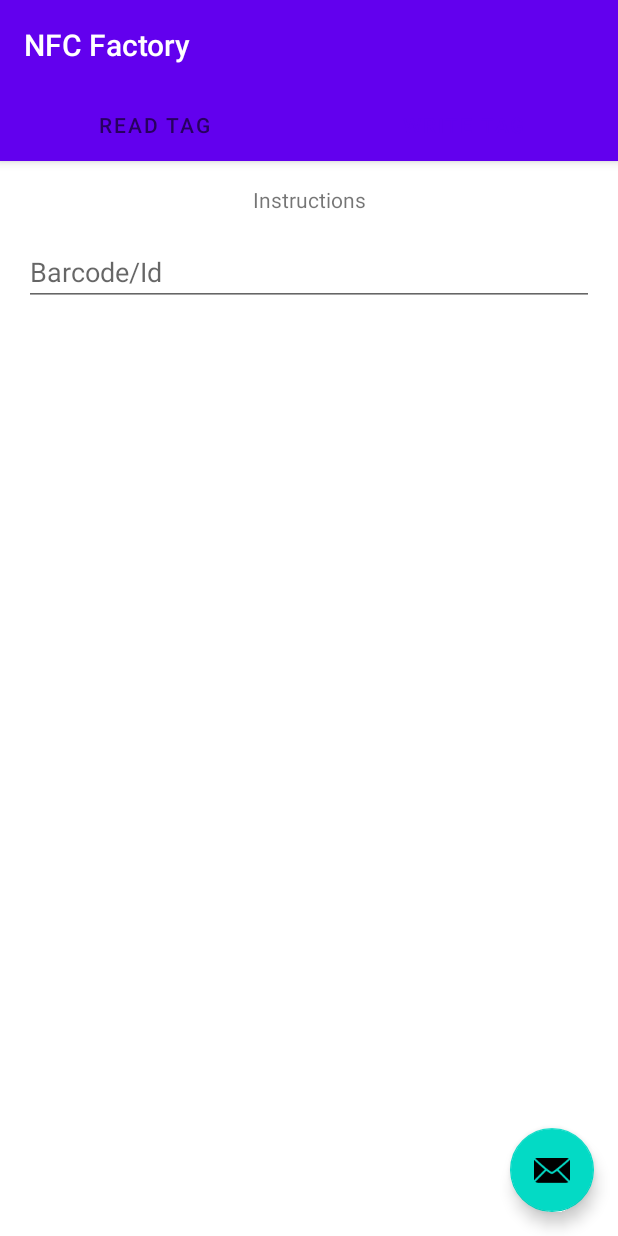
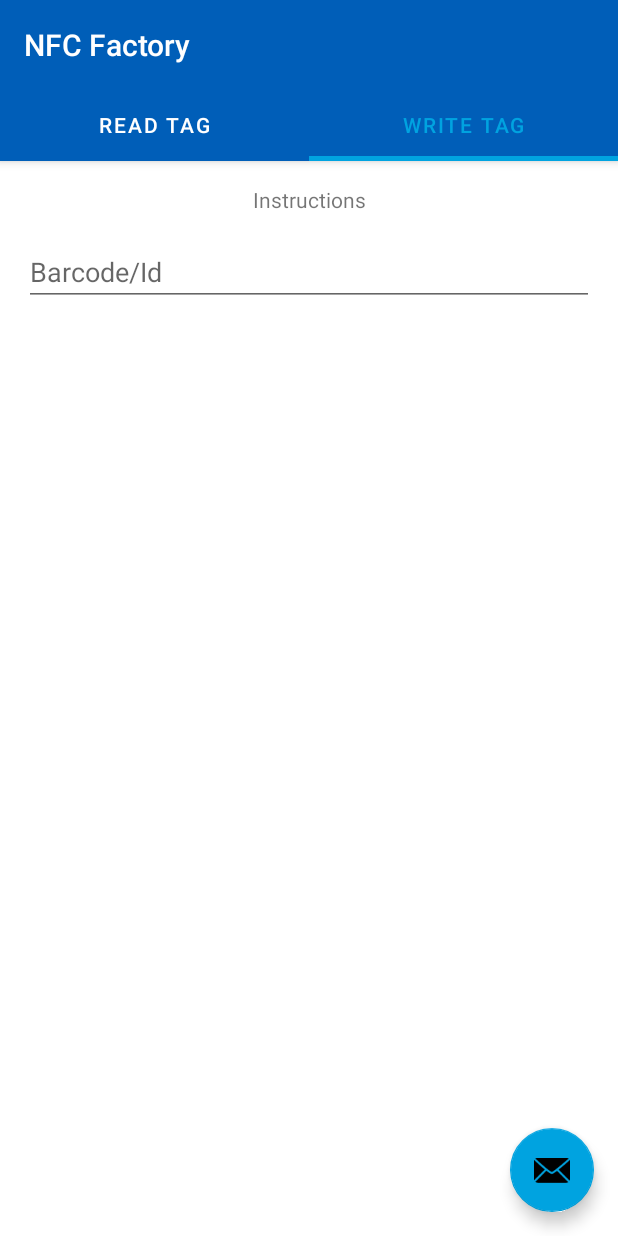
Before and after one commit to alienmanfc6/nfc-factory, an Android app: the screen it shows after launch (MainActivity), tab 2 chosen, on a phone screen of 412 x 824 dp. Run offline under Robolectric (Android 15) with nearby library versions, the phone set to English and light mode, and no system bars.

Commit message:
Updates colors to make readable

```diff
--- a/app/src/main/res/layout/activity_main.xml
+++ b/app/src/main/res/layout/activity_main.xml
@@ -31,7 +31,11 @@
             android:id="@+id/tabs"
             android:layout_width="match_parent"
             android:layout_height="wrap_content"
-            android:background="?attr/colorPrimary" />
+            android:background="?attr/colorPrimary"
+            app:tabTextColor="@color/white"
+            app:tabSelectedTextColor="@color/colorSecondary"
+            app:tabIndicatorColor="@color/colorSecondary"
+            app:tabIndicatorHeight="3dp"/>
     </com.google.android.material.appbar.AppBarLayout>
 
     <com.google.android.material.floatingactionbutton.FloatingActionButton
--- a/app/src/main/res/values-night/themes.xml
+++ b/app/src/main/res/values-night/themes.xml
@@ -2,12 +2,12 @@
     <!-- Base application theme. -->
     <style name="Theme.NFCFactory" parent="Theme.MaterialComponents.DayNight.DarkActionBar">
         <!-- Primary brand color. -->
-        <item name="colorPrimary">@color/purple_200</item>
-        <item name="colorPrimaryVariant">@color/purple_700</item>
+        <item name="colorPrimary">@color/colorPrimary</item>
+        <item name="colorPrimaryVariant">@color/colorPrimaryDark</item>
         <item name="colorOnPrimary">@color/black</item>
         <!-- Secondary brand color. -->
-        <item name="colorSecondary">@color/teal_200</item>
-        <item name="colorSecondaryVariant">@color/teal_200</item>
+        <item name="colorSecondary">@color/colorSecondary</item>
+        <item name="colorSecondaryVariant">@color/colorSecondaryLight</item>
         <item name="colorOnSecondary">@color/black</item>
         <!-- Status bar color. -->
         <item name="android:statusBarColor" tools:targetApi="l">?attr/colorPrimaryVariant</item>
--- a/app/src/main/res/values/colors.xml
+++ b/app/src/main/res/values/colors.xml
@@ -1,10 +1,11 @@
 <?xml version="1.0" encoding="utf-8"?>
 <resources>
-    <color name="purple_200">#FFBB86FC</color>
-    <color name="purple_500">#FF6200EE</color>
-    <color name="purple_700">#FF3700B3</color>
-    <color name="teal_200">#FF03DAC5</color>
-    <color name="teal_700">#FF018786</color>
+    <color name="colorPrimaryDark">#003b5c</color>
+    <color name="colorPrimary">#005EB8</color>
+    <color name="colorSecondary">#00A3E0</color>
+    <color name="colorSecondaryLight">#41B6E6</color>
+    <color name="colorAccent">#d0df00</color>
+
     <color name="black">#FF000000</color>
     <color name="white">#FFFFFFFF</color>
 </resources>
--- a/app/src/main/res/values/themes.xml
+++ b/app/src/main/res/values/themes.xml
@@ -2,12 +2,12 @@
     <!-- Base application theme. -->
     <style name="Theme.NFCFactory" parent="Theme.MaterialComponents.DayNight.DarkActionBar">
         <!-- Primary brand color. -->
-        <item name="colorPrimary">@color/purple_500</item>
-        <item name="colorPrimaryVariant">@color/purple_700</item>
+        <item name="colorPrimary">@color/colorPrimary</item>
+        <item name="colorPrimaryVariant">@color/colorPrimaryDark</item>
         <item name="colorOnPrimary">@color/white</item>
         <!-- Secondary brand color. -->
-        <item name="colorSecondary">@color/teal_200</item>
-        <item name="colorSecondaryVariant">@color/teal_700</item>
+        <item name="colorSecondary">@color/colorSecondary</item>
+        <item name="colorSecondaryVariant">@color/colorSecondaryLight</item>
         <item name="colorOnSecondary">@color/black</item>
         <!-- Status bar color. -->
         <item name="android:statusBarColor" tools:targetApi="l">?attr/colorPrimaryVariant</item>
```
